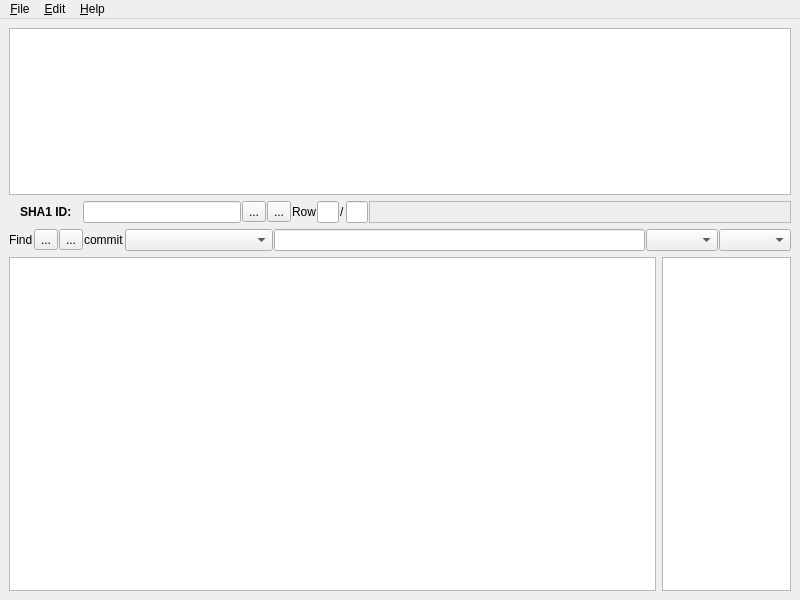
The window that ui/mainwindow.ui (abmyii/DoltK) describes before a commit, drawn with Qt 5.
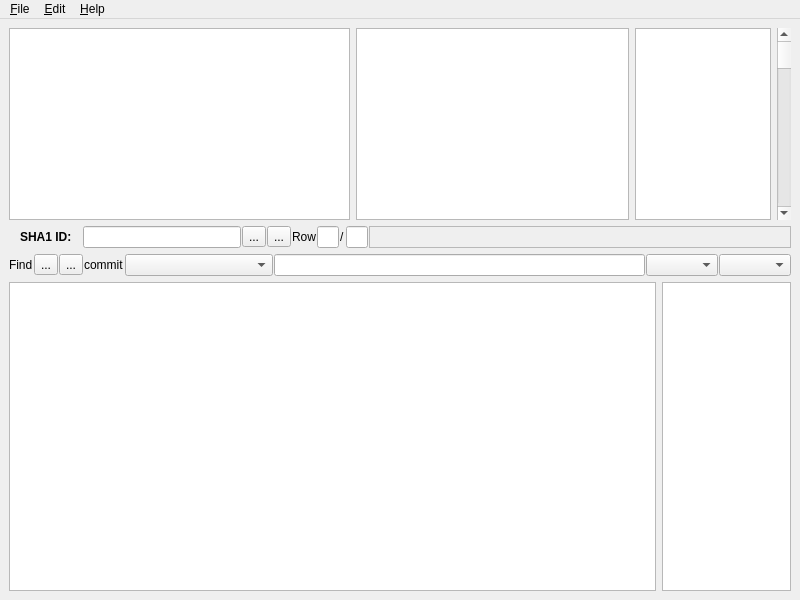
The same window after the commit.

Commit message: Three list-views instead of one column view for commits

Diff of the .ui file:
```diff
--- a/ui/mainwindow.ui
+++ b/ui/mainwindow.ui
@@ -14,9 +14,26 @@
    <string>DoltK</string>
   </property>
   <widget class="QWidget" name="centralwidget">
-   <layout class="QVBoxLayout" name="verticalLayout" stretch="20,1,1,40">
+   <layout class="QVBoxLayout" name="verticalLayout" stretch="0,1,1,40">
     <item>
-     <widget class="QColumnView" name="commit_history"/>
+     <layout class="QHBoxLayout" name="horizontalLayout_4" stretch="10,8,4,0">
+      <item>
+       <widget class="QListView" name="listView"/>
+      </item>
+      <item>
+       <widget class="QListView" name="listView_3"/>
+      </item>
+      <item>
+       <widget class="QListView" name="listView_2"/>
+      </item>
+      <item>
+       <widget class="QScrollBar" name="verticalScrollBar">
+        <property name="orientation">
+         <enum>Qt::Vertical</enum>
+        </property>
+       </widget>
+      </item>
+     </layout>
     </item>
     <item>
      <layout class="QHBoxLayout" name="horizontalLayout" stretch="1,1,1,15,0,0,0,1,0,1,40">
```
